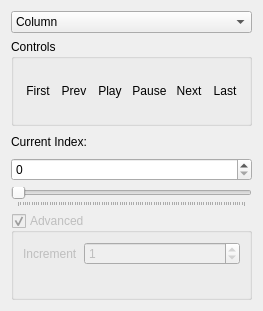
SCIInstitute/SCIRun, file src/Interface/Modules/Math/GetMatrixSlice.ui: the form before one commit.
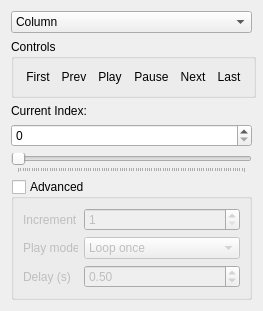
The form after the commit.

```diff
--- a/src/Interface/Modules/Math/GetMatrixSlice.ui
+++ b/src/Interface/Modules/Math/GetMatrixSlice.ui
@@ -39,6 +39,18 @@
    </item>
    <item>
     <widget class="QGroupBox" name="groupBox">
+     <property name="sizePolicy">
+      <sizepolicy hsizetype="Preferred" vsizetype="Fixed">
+       <horstretch>0</horstretch>
+       <verstretch>0</verstretch>
+      </sizepolicy>
+     </property>
+     <property name="minimumSize">
+      <size>
+       <width>245</width>
+       <height>50</height>
+      </size>
+     </property>
      <property name="title">
       <string>Controls</string>
      </property>
@@ -196,7 +208,7 @@
    <item>
     <widget class="QGroupBox" name="advancedGroupBox_">
      <property name="enabled">
-      <bool>false</bool>
+      <bool>true</bool>
      </property>
      <property name="title">
       <string>Advanced</string>
@@ -204,6 +216,9 @@
      <property name="checkable">
       <bool>true</bool>
      </property>
+     <property name="checked">
+      <bool>false</bool>
+     </property>
      <layout class="QFormLayout" name="formLayout">
       <item row="0" column="0">
        <widget class="QLabel" name="label_2">
@@ -214,11 +229,64 @@
       </item>
       <item row="0" column="1">
        <widget class="QSpinBox" name="indexIncrementSpinBox_">
+        <property name="enabled">
+         <bool>false</bool>
+        </property>
+        <property name="minimum">
+         <number>1</number>
+        </property>
+        <property name="maximum">
+         <number>9999999</number>
+        </property>
         <property name="value">
          <number>1</number>
         </property>
        </widget>
       </item>
+      <item row="2" column="0">
+       <widget class="QLabel" name="label_3">
+        <property name="text">
+         <string>Delay (s)</string>
+        </property>
+       </widget>
+      </item>
+      <item row="2" column="1">
+       <widget class="QDoubleSpinBox" name="executionDelayDoubleSpinBox_">
+        <property name="minimum">
+         <double>0.100000000000000</double>
+        </property>
+        <property name="maximum">
+         <double>1000.000000000000000</double>
+        </property>
+        <property name="singleStep">
+         <double>0.100000000000000</double>
+        </property>
+        <property name="value">
+         <double>0.500000000000000</double>
+        </property>
+       </widget>
+      </item>
+      <item row="1" column="0">
+       <widget class="QLabel" name="label_4">
+        <property name="text">
+         <string>Play mode</string>
+        </property>
+       </widget>
+      </item>
+      <item row="1" column="1">
+       <widget class="QComboBox" name="playModeComboBox_">
+        <item>
+         <property name="text">
+          <string>Loop once</string>
+         </property>
+        </item>
+        <item>
+         <property name="text">
+          <string>Loop forever (EXPERIMENTAL)</string>
+         </property>
+        </item>
+       </widget>
+      </item>
      </layout>
     </widget>
    </item>
```
Left out of the diff: 6 changed lines with no effect on the pictures.
